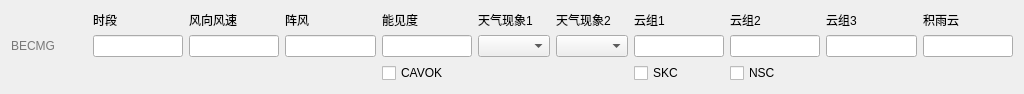
Old version of the form tafor/components/ui/taf_becmg.ui in the repository up1and/tafor.
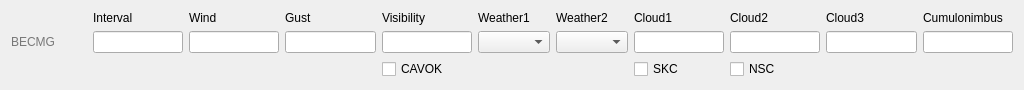
New version of the form.

```diff
--- a/tafor/components/ui/taf_becmg.ui
+++ b/tafor/components/ui/taf_becmg.ui
@@ -19,7 +19,7 @@
      <item row="2" column="4">
       <widget class="QLabel" name="intervalLabel">
        <property name="text">
-        <string>时段</string>
+        <string>Interval</string>
        </property>
        <property name="buddy">
         <cstring>interval</cstring>
@@ -29,7 +29,7 @@
      <item row="2" column="12">
       <widget class="QLabel" name="cloud2Label">
        <property name="text">
-        <string>云组2</string>
+        <string>Cloud2</string>
        </property>
        <property name="buddy">
         <cstring>cloud2</cstring>
@@ -42,7 +42,7 @@
      <item row="2" column="5">
       <widget class="QLabel" name="windLabel">
        <property name="text">
-        <string>风向风速</string>
+        <string>Wind</string>
        </property>
        <property name="buddy">
         <cstring>wind</cstring>
@@ -52,7 +52,7 @@
      <item row="2" column="6">
       <widget class="QLabel" name="gustLabel">
        <property name="text">
-        <string>阵风</string>
+        <string>Gust</string>
        </property>
        <property name="buddy">
         <cstring>gust</cstring>
@@ -65,7 +65,7 @@
      <item row="2" column="7">
       <widget class="QLabel" name="visLabel">
        <property name="text">
-        <string>能见度</string>
+        <string>Visibility</string>
        </property>
        <property name="buddy">
         <cstring>vis</cstring>
@@ -75,7 +75,7 @@
      <item row="2" column="13">
       <widget class="QLabel" name="cloud3Label">
        <property name="text">
-        <string>云组3</string>
+        <string>Cloud3</string>
        </property>
        <property name="buddy">
         <cstring>cloud3</cstring>
@@ -140,7 +140,7 @@
      <item row="2" column="11">
       <widget class="QLabel" name="cloud1Label">
        <property name="text">
-        <string>云组1</string>
+        <string>Cloud1</string>
        </property>
        <property name="buddy">
         <cstring>cloud1</cstring>
@@ -150,7 +150,7 @@
      <item row="2" column="14">
       <widget class="QLabel" name="cbLabel">
        <property name="text">
-        <string>积雨云</string>
+        <string>Cumulonimbus</string>
        </property>
        <property name="buddy">
         <cstring>cb</cstring>
@@ -166,7 +166,7 @@
      <item row="2" column="10">
       <widget class="QLabel" name="weatherLabel">
        <property name="text">
-        <string>天气现象2</string>
+        <string>Weather2</string>
        </property>
        <property name="buddy">
         <cstring>weather</cstring>
@@ -176,7 +176,7 @@
      <item row="2" column="8">
       <widget class="QLabel" name="weatherWithIntensityLabel">
        <property name="text">
-        <string>天气现象1</string>
+        <string>Weather1</string>
        </property>
        <property name="buddy">
         <cstring>weatherWithIntensity</cstring>
```
